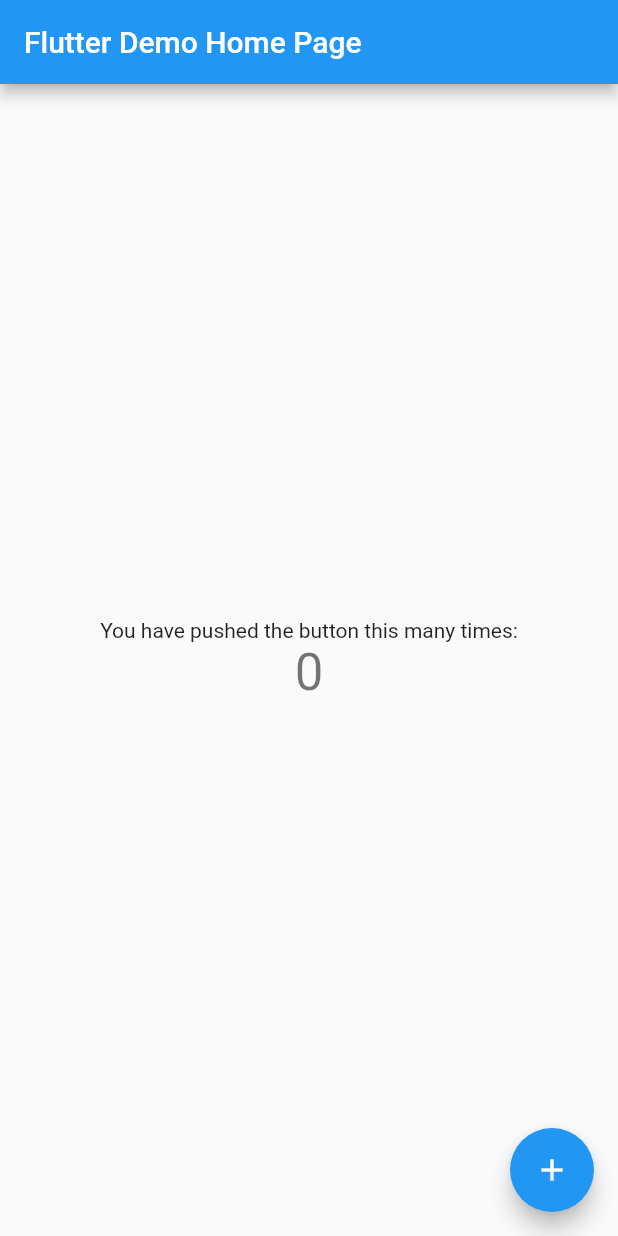
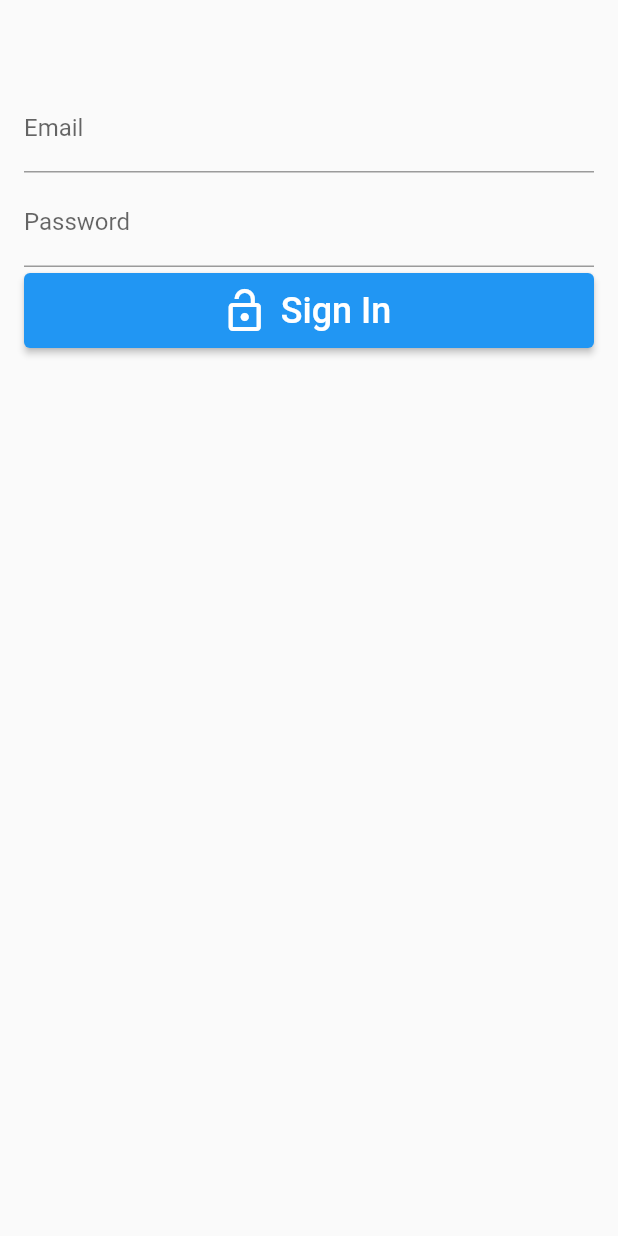
Before and after one commit to NCastle2793/HappyKidzExp, a Flutter app: the screen it shows after launch, on a phone screen of 412 x 824 dp. Run offline on Flutter 3.47's test engine with Material 2 defaults, Android fonts, the phone set to English and light mode, and no system bars; our stand-ins replace firebase_auth; accounts and stored records are empty.

Commit message:
Completed sign in layout

```diff
--- a/lib/main.dart
+++ b/lib/main.dart
@@ -1,4 +1,5 @@
 import 'package:flutter/material.dart';
+import 'package:happy_kidz_exp/screens/authenticate/login.dart';
 
 void main() {
   runApp(const MyApp());
@@ -11,105 +12,14 @@
   @override
   Widget build(BuildContext context) {
     return MaterialApp(
-      title: 'Flutter Demo',
-      theme: ThemeData(
-        // This is the theme of your application.
-        //
-        // Try running your application with "flutter run". You'll see the
-        // application has a blue toolbar. Then, without quitting the app, try
-        // changing the primarySwatch below to Colors.green and then invoke
-        // "hot reload" (press "r" in the console where you ran "flutter run",
-        // or simply save your changes to "hot reload" in a Flutter IDE).
-        // Notice that the counter didn't reset back to zero; the application
-        // is not restarted.
-        primarySwatch: Colors.blue,
-      ),
-      home: const MyHomePage(title: 'Flutter Demo Home Page'),
+      home: MainPage(),
     );
   }
 }
 
-class MyHomePage extends StatefulWidget {
-  const MyHomePage({Key? key, required this.title}) : super(key: key);
-
-  // This widget is the home page of your application. It is stateful, meaning
-  // that it has a State object (defined below) that contains fields that affect
-  // how it looks.
-
-  // This class is the configuration for the state. It holds the values (in this
-  // case the title) provided by the parent (in this case the App widget) and
-  // used by the build method of the State. Fields in a Widget subclass are
-  // always marked "final".
-
-  final String title;
-
+class MainPage extends StatelessWidget {
   @override
-  State<MyHomePage> createState() => _MyHomePageState();
+  Widget build(BuildContext context) => Scaffold(
+        body: LoginWidget(),
+      );
 }
-
-class _MyHomePageState extends State<MyHomePage> {
-  int _counter = 0;
-
-  void _incrementCounter() {
-    setState(() {
-      // This call to setState tells the Flutter framework that something has
-      // changed in this State, which causes it to rerun the build method below
-      // so that the display can reflect the updated values. If we changed
-      // _counter without calling setState(), then the build method would not be
-      // called again, and so nothing would appear to happen.
-      _counter++;
-    });
-  }
-
-  @override
-  Widget build(BuildContext context) {
-    // This method is rerun every time setState is called, for instance as done
-    // by the _incrementCounter method above.
-    //
-    // The Flutter framework has been optimized to make rerunning build methods
-    // fast, so that you can just rebuild anything that needs updating rather
-    // than having to individually change instances of widgets.
-    return Scaffold(
-      appBar: AppBar(
-        // Here we take the value from the MyHomePage object that was created by
-        // the App.build method, and use it to set our appbar title.
-        title: Text(widget.title),
-      ),
-      body: Center(
-        // Center is a layout widget. It takes a single child and positions it
-        // in the middle of the parent.
-        child: Column(
-          // Column is also a layout widget. It takes a list of children and
-          // arranges them vertically. By default, it sizes itself to fit its
-          // children horizontally, and tries to be as tall as its parent.
-          //
-          // Invoke "debug painting" (press "p" in the console, choose the
-          // "Toggle Debug Paint" action from the Flutter Inspector in Android
-          // Studio, or the "Toggle Debug Paint" command in Visual Studio Code)
-          // to see the wireframe for each widget.
-          //
-          // Column has various properties to control how it sizes itself and
-          // how it positions its children. Here we use mainAxisAlignment to
-          // center the children vertically; the main axis here is the vertical
-          // axis because Columns are vertical (the cross axis would be
-          // horizontal).
-          mainAxisAlignment: MainAxisAlignment.center,
-          children: <Widget>[
-            const Text(
-              'You have pushed the button this many times:',
-            ),
-            Text(
-              '$_counter',
-              style: Theme.of(context).textTheme.headline4,
-            ),
-          ],
-        ),
-      ),
-      floatingActionButton: FloatingActionButton(
-        onPressed: _incrementCounter,
-        tooltip: 'Increment',
-        child: const Icon(Icons.add),
-      ), // This trailing comma makes auto-formatting nicer for build methods.
-    );
-  }
-}
--- /dev/null
+++ b/lib/screens/authenticate/login.dart
@@ -0,0 +1,60 @@
+import 'package:firebase_auth/firebase_auth.dart';
+
+//import 'package:firebase_auth_email/main.dart';
+//import 'package:firebase_auth_email/utils/utils.dart';
+import 'package:flutter/gestures.dart';
+import 'package:flutter/material.dart';
+
+class LoginWidget extends StatefulWidget {
+  @override
+  _LoginWidgetState createState() => _LoginWidgetState();
+}
+
+class _LoginWidgetState extends State<LoginWidget> {
+  final emailController = TextEditingController();
+  final passwordController = TextEditingController();
+
+  @override
+  void dispose() {
+    emailController.dispose();
+    passwordController.dispose();
+
+    super.dispose();
+  }
+
+  @override
+  Widget build(BuildContext context) => SingleChildScrollView(
+        padding: EdgeInsets.all(16),
+        child: Column(
+          mainAxisAlignment: MainAxisAlignment.center,
+          children: [
+            SizedBox(height: 40),
+            TextField(
+              controller: emailController,
+              cursorColor: Colors.white,
+              textInputAction: TextInputAction.next,
+              decoration: InputDecoration(labelText: 'Email'),
+            ),
+            SizedBox(height: 4),
+            TextField(
+              controller: passwordController,
+              textInputAction: TextInputAction.done,
+              decoration: InputDecoration(labelText: 'Password'),
+              obscureText: true,
+            ),
+            SizedBox(height: 4),
+            ElevatedButton.icon(
+              style: ElevatedButton.styleFrom(
+                minimumSize: Size.fromHeight(50),
+              ),
+              icon: Icon(Icons.lock_open, size: 32),
+              label: Text(
+                'Sign In',
+                style: TextStyle(fontSize: 24),
+              ),
+              onPressed: () {},
+            ),
+          ],
+        ),
+      );
+}
```
